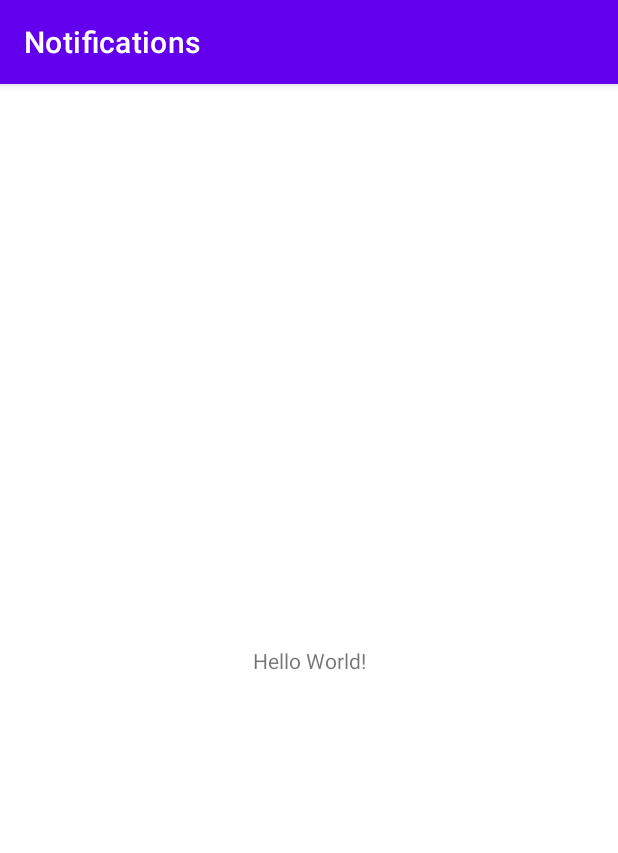
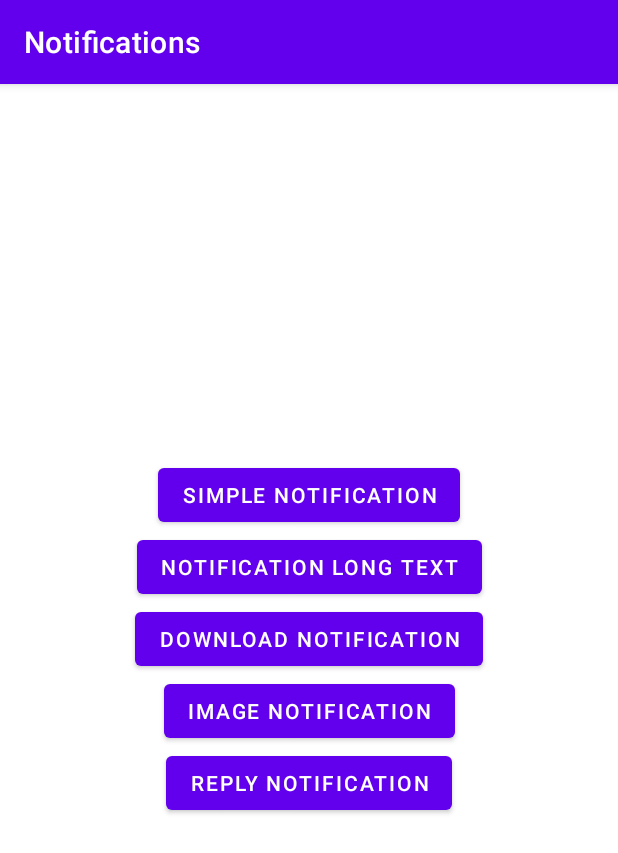
Before and after one commit to pyroblinchik/Android-Local-Notifications, an Android app: the screen it shows after launch (MainActivity), on a phone screen of 412 x 824 dp. Shown: the top 853 px of the screen. Run offline under Robolectric (Android 15) with nearby library versions, the phone set to English and light mode, and no system bars; 7 statements that could not run were skipped.

Commit message:
Add simple, long, image, notifications

```diff
--- a/app/build.gradle
+++ b/app/build.gradle
@@ -29,6 +29,9 @@ android {
     kotlinOptions {
         jvmTarget = '1.8'
     }
+    buildFeatures{
+        viewBinding = true
+    }
 }
 
 dependencies {
--- a/app/src/main/AndroidManifest.xml
+++ b/app/src/main/AndroidManifest.xml
@@ -3,6 +3,7 @@
     package="com.pyroblinchik.notifications">
 
     <application
+        android:name=".MyApp"
         android:allowBackup="true"
         android:icon="@mipmap/ic_launcher"
         android:label="@string/app_name"
@@ -11,13 +12,15 @@
         android:theme="@style/Theme.Notifications">
         <activity
             android:name=".MainActivity"
-            android:exported="true">
+            android:exported="true"
+            android:label="@string/app_name">
             <intent-filter>
                 <action android:name="android.intent.action.MAIN" />
 
                 <category android:name="android.intent.category.LAUNCHER" />
             </intent-filter>
         </activity>
+        <receiver android:name=".NotificationReceiver" />
     </application>
 
 </manifest>
--- a/app/src/main/java/com/pyroblinchik/notifications/MainActivity.kt
+++ b/app/src/main/java/com/pyroblinchik/notifications/MainActivity.kt
@@ -2,10 +2,57 @@ package com.pyroblinchik.notifications
 
 import androidx.appcompat.app.AppCompatActivity
 import android.os.Bundle
+import com.pyroblinchik.notifications.databinding.ActivityMainBinding
 
 class MainActivity : AppCompatActivity() {
+    private lateinit var binding: ActivityMainBinding
+
     override fun onCreate(savedInstanceState: Bundle?) {
         super.onCreate(savedInstanceState)
         setContentView(R.layout.activity_main)
+
+
+        binding = ActivityMainBinding.inflate(layoutInflater)
+        setContentView(binding.root)
+
+        val service = NotificationService(applicationContext)
+        binding.buttonSimpleNotification.setOnClickListener {
+            notificationType = SIMPLE_TYPE
+            service.showNotification(notificationType)
+        }
+
+        binding.buttonLongNotification.setOnClickListener {
+            notificationType = LONG_TYPE
+            service.showNotification(notificationType)
+        }
+
+        binding.buttonDownloadNotification.setOnClickListener {
+            notificationType = DOWNLOAD_TYPE
+            service.showNotification(notificationType)
+        }
+
+        binding.buttonImageNotification.setOnClickListener {
+            notificationType = IMAGE_TYPE
+            service.showNotification(notificationType)
+        }
+        binding.buttonReplyNotification.setOnClickListener {
+            notificationType = REPLY_TYPE
+            service.showNotification(notificationType)
+        }
+    }
+
+    private fun setupClickListeners() {
+
+    }
+
+    companion object{
+        const val EMPTY_TYPE = "empty"
+        const val SIMPLE_TYPE = "simple"
+        const val LONG_TYPE = "long"
+        const val DOWNLOAD_TYPE = "download"
+        const val IMAGE_TYPE = "image"
+        const val REPLY_TYPE = "reply"
+
+        var notificationType = EMPTY_TYPE
     }
 }
--- /dev/null
+++ b/app/src/main/java/com/pyroblinchik/notifications/MyApp.kt
@@ -0,0 +1,29 @@
+package com.pyroblinchik.notifications
+
+import android.app.Application
+import android.app.NotificationChannel
+import android.app.NotificationManager
+import android.content.Context
+import android.os.Build
+
+class MyApp: Application() {
+
+    override fun onCreate() {
+        super.onCreate()
+        createNotificationChannel()
+    }
+
+    private fun createNotificationChannel() {
+        if(Build.VERSION.SDK_INT >= Build.VERSION_CODES.O) {
+            val channel = NotificationChannel(
+                NotificationService.COUNTER_CHANNEL_ID,
+                "Reminder",
+                NotificationManager.IMPORTANCE_DEFAULT
+            )
+            channel.description = "Used for the remind notifications"
+
+            val notificationManager = getSystemService(Context.NOTIFICATION_SERVICE) as NotificationManager
+            notificationManager.createNotificationChannel(channel)
+        }
+    }
+}
--- /dev/null
+++ b/app/src/main/res/drawable/ic_baseline_agriculture_24.xml
@@ -0,0 +1,19 @@
+<vector xmlns:android="http://schemas.android.com/apk/res/android"
+    android:width="24dp"
+    android:height="24dp"
+    android:viewportWidth="24"
+    android:viewportHeight="24"
+    android:tint="?attr/colorControlNormal">
+  <path
+      android:fillColor="@android:color/white"
+      android:pathData="M19.5,12c0.93,0 1.78,0.28 2.5,0.76V8c0,-1.1 -0.9,-2 -2,-2h-6.29l-1.06,-1.06l1.41,-1.41l-0.71,-0.71L9.82,6.35l0.71,0.71l1.41,-1.41L13,6.71V9c0,1.1 -0.9,2 -2,2h-0.54c0.95,1.06 1.54,2.46 1.54,4c0,0.34 -0.04,0.67 -0.09,1h3.14C15.3,13.75 17.19,12 19.5,12z"/>
+  <path
+      android:fillColor="@android:color/white"
+      android:pathData="M19.5,13c-1.93,0 -3.5,1.57 -3.5,3.5s1.57,3.5 3.5,3.5s3.5,-1.57 3.5,-3.5S21.43,13 19.5,13zM19.5,18c-0.83,0 -1.5,-0.67 -1.5,-1.5s0.67,-1.5 1.5,-1.5s1.5,0.67 1.5,1.5S20.33,18 19.5,18z"/>
+  <path
+      android:fillColor="@android:color/white"
+      android:pathData="M4,9h5c0,-1.1 -0.9,-2 -2,-2H4C3.45,7 3,7.45 3,8C3,8.55 3.45,9 4,9z"/>
+  <path
+      android:fillColor="@android:color/white"
+      android:pathData="M9.83,13.82l-0.18,-0.47L10.58,13c-0.46,-1.06 -1.28,-1.91 -2.31,-2.43l-0.4,0.89l-0.46,-0.21l0.4,-0.9C7.26,10.13 6.64,10 6,10c-0.53,0 -1.04,0.11 -1.52,0.26l0.34,0.91l-0.47,0.18L4,10.42c-1.06,0.46 -1.91,1.28 -2.43,2.31l0.89,0.4l-0.21,0.46l-0.9,-0.4C1.13,13.74 1,14.36 1,15c0,0.53 0.11,1.04 0.26,1.52l0.91,-0.34l0.18,0.47L1.42,17c0.46,1.06 1.28,1.91 2.31,2.43l0.4,-0.89l0.46,0.21l-0.4,0.9C4.74,19.87 5.36,20 6,20c0.53,0 1.04,-0.11 1.52,-0.26l-0.34,-0.91l0.47,-0.18L8,19.58c1.06,-0.46 1.91,-1.28 2.43,-2.31l-0.89,-0.4l0.21,-0.46l0.9,0.4C10.87,16.26 11,15.64 11,15c0,-0.53 -0.11,-1.04 -0.26,-1.52L9.83,13.82zM7.15,17.77c-1.53,0.63 -3.29,-0.09 -3.92,-1.62c-0.63,-1.53 0.09,-3.29 1.62,-3.92c1.53,-0.63 3.29,0.09 3.92,1.62C9.41,15.38 8.68,17.14 7.15,17.77z"/>
+</vector>
--- a/app/src/main/res/layout/activity_main.xml
+++ b/app/src/main/res/layout/activity_main.xml
@@ -6,13 +6,52 @@
     android:layout_height="match_parent"
     tools:context=".MainActivity">
 
-    <TextView
+
+    <Button
+        android:id="@+id/button_simple_notification"
         android:layout_width="wrap_content"
         android:layout_height="wrap_content"
-        android:text="Hello World!"
-        app:layout_constraintBottom_toBottomOf="parent"
-        app:layout_constraintLeft_toLeftOf="parent"
-        app:layout_constraintRight_toRightOf="parent"
+        android:layout_marginTop="250dp"
+        android:text="simple notification"
+        app:layout_constraintEnd_toEndOf="parent"
+        app:layout_constraintStart_toStartOf="parent"
         app:layout_constraintTop_toTopOf="parent" />
 
+    <Button
+        android:id="@+id/button_long_notification"
+        android:layout_width="wrap_content"
+        android:layout_height="wrap_content"
+        android:text="notification long text"
+        app:layout_constraintEnd_toEndOf="parent"
+        app:layout_constraintStart_toStartOf="parent"
+        app:layout_constraintTop_toBottomOf="@+id/button_simple_notification" />
+
+    <Button
+        android:id="@+id/button_download_notification"
+        android:layout_width="wrap_content"
+        android:layout_height="wrap_content"
+        android:text="download notification"
+        app:layout_constraintEnd_toEndOf="parent"
+        app:layout_constraintStart_toStartOf="parent"
+        app:layout_constraintTop_toBottomOf="@+id/button_long_notification" />
+
+    <Button
+        android:id="@+id/button_image_notification"
+        android:layout_width="wrap_content"
+        android:layout_height="wrap_content"
+        android:text="image notification"
+        app:layout_constraintEnd_toEndOf="parent"
+        app:layout_constraintStart_toStartOf="parent"
+        app:layout_constraintTop_toBottomOf="@+id/button_download_notification" />
+
+    <Button
+        android:id="@+id/button_reply_notification"
+        android:layout_width="wrap_content"
+        android:layout_height="wrap_content"
+        android:text="reply notification"
+        app:layout_constraintEnd_toEndOf="parent"
+        app:layout_constraintStart_toStartOf="parent"
+        app:layout_constraintTop_toBottomOf="@+id/button_image_notification" />
+
+
 </androidx.constraintlayout.widget.ConstraintLayout>
```
Also changed, not shown: app/src/main/java/com/pyroblinchik/notifications/NotificationReceiver.kt (added, +14 -0 lines), app/src/main/java/com/pyroblinchik/notifications/NotificationService.kt (added, +131 -0 lines), app/src/main/res/drawable/ic_baseline_android_24.xml (added, +10 -0 lines), app/src/main/res/drawable/image.png (added).
